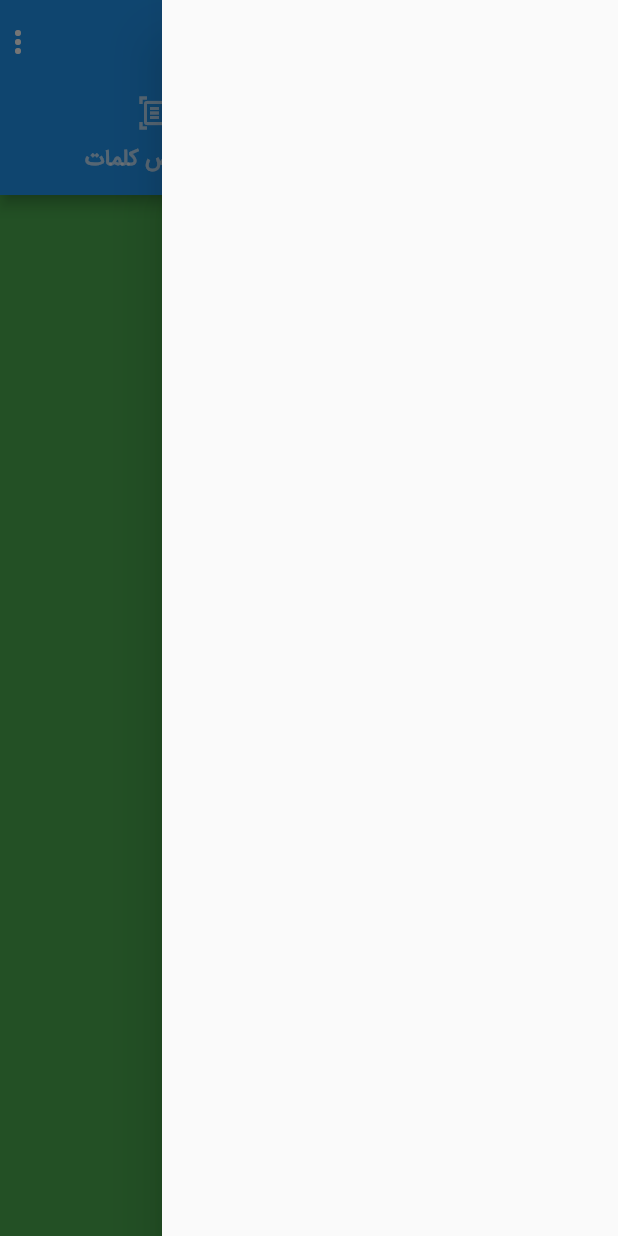
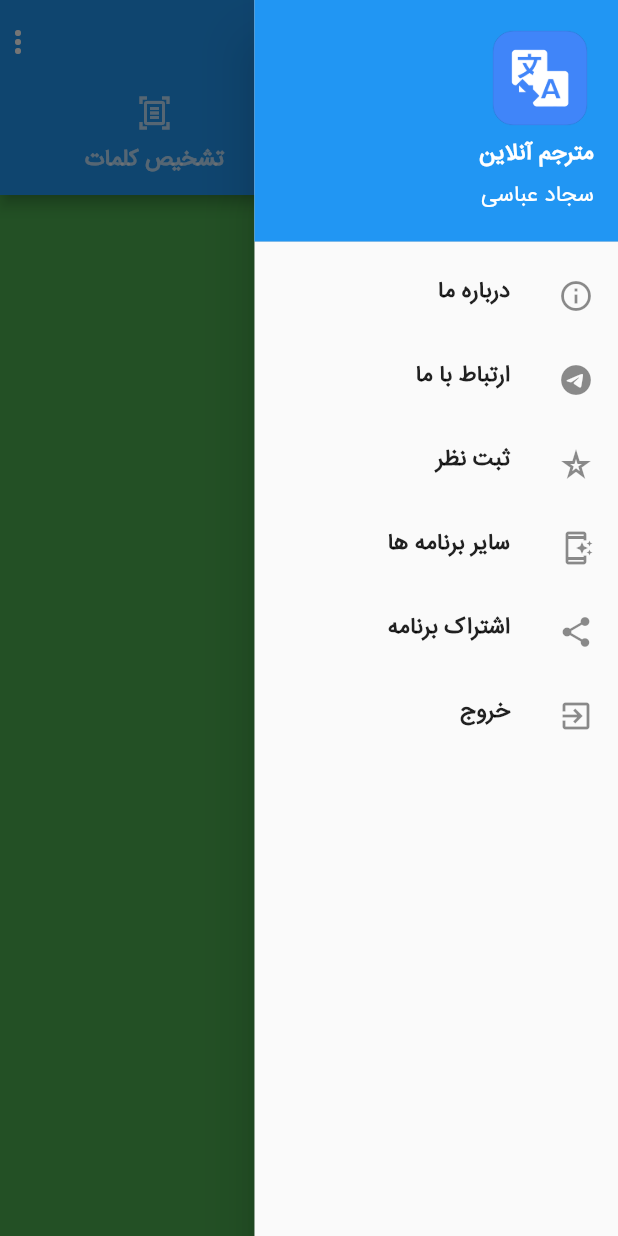
Before and after one commit to sajjadabbasi1383/Voice-Translation, a Flutter app: the MainScreen screen opened directly, with the side drawer open, on a phone screen of 412 x 824 dp. Run offline on Flutter 3.47's test engine with Material 2 defaults, Android fonts, the phone set to English and light mode, and no system bars; our stand-ins replace flutter_spinkit.

Commit message:
main Drawer

```diff
--- a/lib/main_screen.dart
+++ b/lib/main_screen.dart
@@ -12,29 +12,92 @@ class MainScreen extends StatefulWidget {
 class _MainScreenState extends State<MainScreen> {
   @override
   Widget build(BuildContext context) {
-    return SafeArea(child: DefaultTabController(
+    return SafeArea(
+        child: DefaultTabController(
       initialIndex: 0,
       length: 2,
       child: Scaffold(
         appBar: AppBar(
-          title: const Text("مترجم آنلاین",style: TextStyle(fontSize: 17),),
-          actions: const [
-            Icon(Icons.more_vert)
-          ],
+          title: const Text(
+            "مترجم آنلاین",
+            style: TextStyle(fontSize: 17),
+          ),
+          actions: const [Icon(Icons.more_vert)],
           bottom: const TabBar(
             tabs: [
-              Tab(text: "ترجمه آنلاین",icon: Icon(Icons.g_translate_outlined),),
-              Tab(text: "تشخیص کلمات",icon: Icon(Icons.document_scanner_outlined),),
+              Tab(
+                text: "ترجمه آنلاین",
+                icon: Icon(Icons.g_translate_outlined),
+              ),
+              Tab(
+                text: "تشخیص کلمات",
+                icon: Icon(Icons.document_scanner_outlined),
+              ),
             ],
           ),
         ),
+        drawer: Drawer(
+            width: MediaQuery.sizeOf(context).width / 1.7,
+            child: ListView(
+              children: [
+                UserAccountsDrawerHeader(
+                    accountName: const Text(
+                      "مترجم آنلاین",
+                    ),
+                    accountEmail: const Text("سجاد عباسی"),
+                    currentAccountPicture: Image.asset(
+                      "assets/images/logo.jpg",
+                    )),
+                InkWell(
+                  onTap: () {},
+                  child: const ListTile(
+                    title: Text("درباره ما"),
+                    leading: Icon(Icons.info_outline),
+                  ),
+                ),
+                InkWell(
+                  onTap: () {},
+                  child: const ListTile(
+                    title: Text("ارتباط با ما"),
+                    leading: Icon(Icons.telegram_outlined),
+                  ),
+                ),
+                InkWell(
+                  onTap: () {},
+                  child: const ListTile(
+                    title: Text("ثبت نظر"),
+                    leading: Icon(Icons.star_rate_outlined),
+                  ),
+                ),
+                InkWell(
+                  onTap: () {},
+                  child: const ListTile(
+                    title: Text("سایر برنامه ها"),
+                    leading: Icon(Icons.app_shortcut_outlined),
+                  ),
+                ),
+                InkWell(
+                  onTap: () {},
+                  child: const ListTile(
+                    title: Text("اشتراک برنامه"),
+                    leading: Icon(Icons.share),
+                  ),
+                ),
+                InkWell(
+                  onTap: () {},
+                  child: const ListTile(
+                    title: Text("خروج"),
+                    leading: Icon(Icons.exit_to_app),
+                  ),
+                ),
+              ],
+            )),
         body: const TabBarView(
           children: [
             HomeScreen(),
             ScanScreen(),
           ],
         ),
-        drawer: const Drawer(),
       ),
     ));
   }
```
